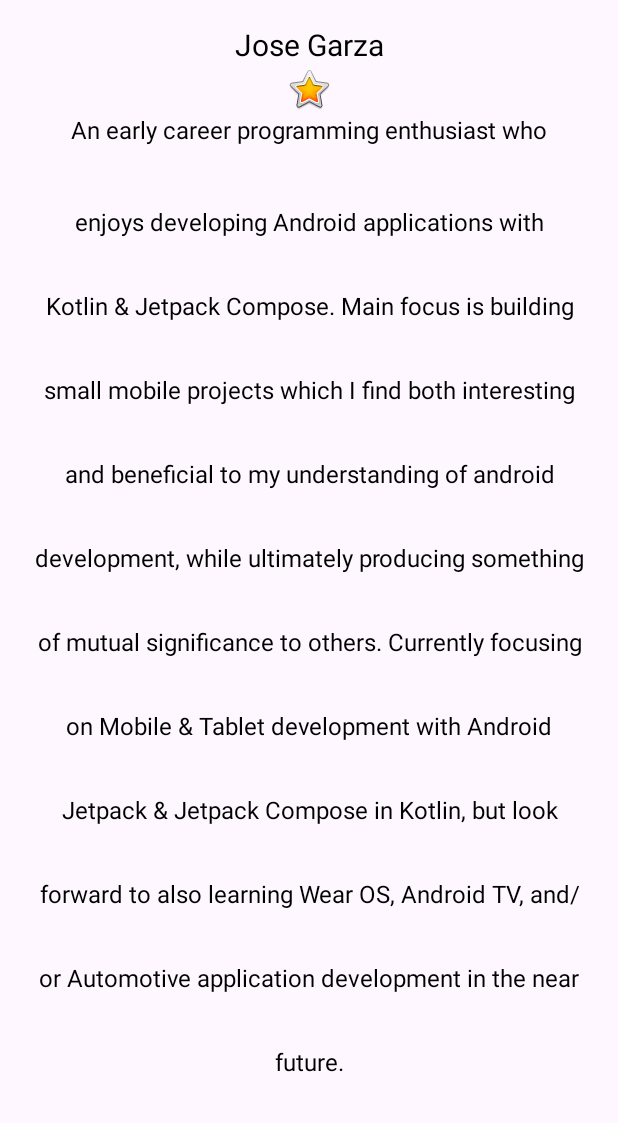
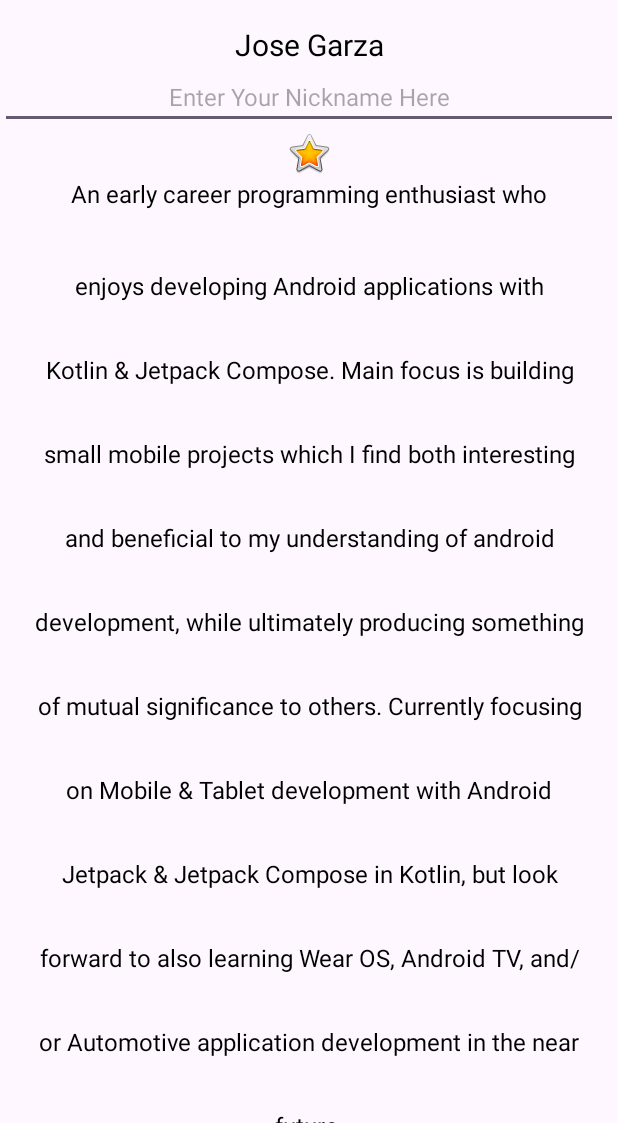
Before and after one commit to SVENTRIPIKAL/about-me-app, an Android app: the screen it shows after launch (MainActivity), on a phone screen of 412 x 824 dp, the part 113-1236 px from its top. Run offline under Robolectric (Android 15) with nearby library versions, the phone set to English and light mode, and no system bars.

Commit message:
minor additions

```diff
--- a/app/src/main/res/layout/activity_main.xml
+++ b/app/src/main/res/layout/activity_main.xml
@@ -21,6 +21,15 @@
         android:layout_height="wrap_content"
         android:text="@string/name_text" />
 
+
+    <EditText
+        android:id="@+id/editTextLine"
+        style="@style/EditTextStyle"
+        android:layout_width="match_parent"
+        android:layout_height="wrap_content"
+        android:inputType="text"
+        android:singleLine="true"
+        tools:ignore="Autofill,LabelFor" />
 
     <ScrollView
         android:id="@+id/bio_scrollView"
--- a/app/src/main/res/values/strings.xml
+++ b/app/src/main/res/values/strings.xml
@@ -3,5 +3,6 @@
     <string name="name_text">Jose Garza</string>
     <string name="star_image">Star Image</string>
     <string name="text_bio"><![CDATA[An early career programming enthusiast who enjoys developing Android applications with Kotlin & Jetpack Compose. Main focus is building small mobile projects which I find both interesting and beneficial to my understanding of android development, while ultimately producing something of mutual significance to others. Currently focusing on Mobile & Tablet development with Android Jetpack & Jetpack Compose in Kotlin, but look forward to also learning Wear OS, Android TV, and/or Automotive application development in the near future.]]></string>
+    <string name="editText_hint">Enter Your Nickname Here</string>
 
 </resources>
--- a/app/src/main/res/values/styles.xml
+++ b/app/src/main/res/values/styles.xml
@@ -18,6 +18,16 @@
         <item name="android:layout_marginTop">@dimen/layout_margin</item>
     </style>
 
+    <style name="EditTextStyle">
+        <item name="android:textAlignment">center</item>
+        <item name="android:fontFamily">@font/roboto</item>
+        <item name="android:textSize">16sp</item>
+        <item name="android:inputType">text</item>
+        <item name="android:ems">10</item>
+        <item name="android:hint">@string/editText_hint</item>
+        <item name="android:textColor">@android:color/black</item>
+    </style>
+
     <style name="BioStyle">
         <item name="android:textAlignment">center</item>
         <item name="android:fontFamily">@font/roboto</item>
```
Also changed, not shown: 1 other file.
